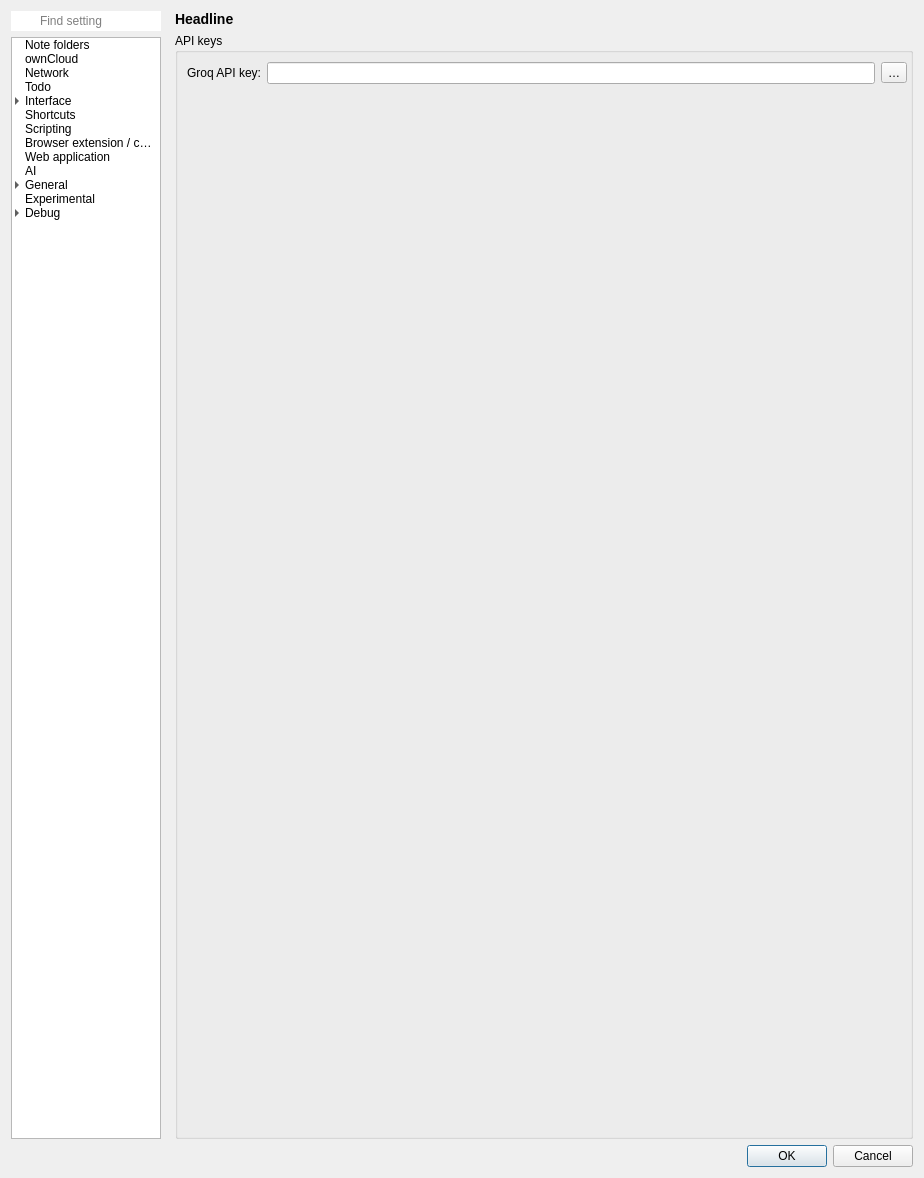
This is src/dialogs/settingsdialog.ui in pbek/QOwnNotes as Qt 5 draws it before an edit. The edited form follows.
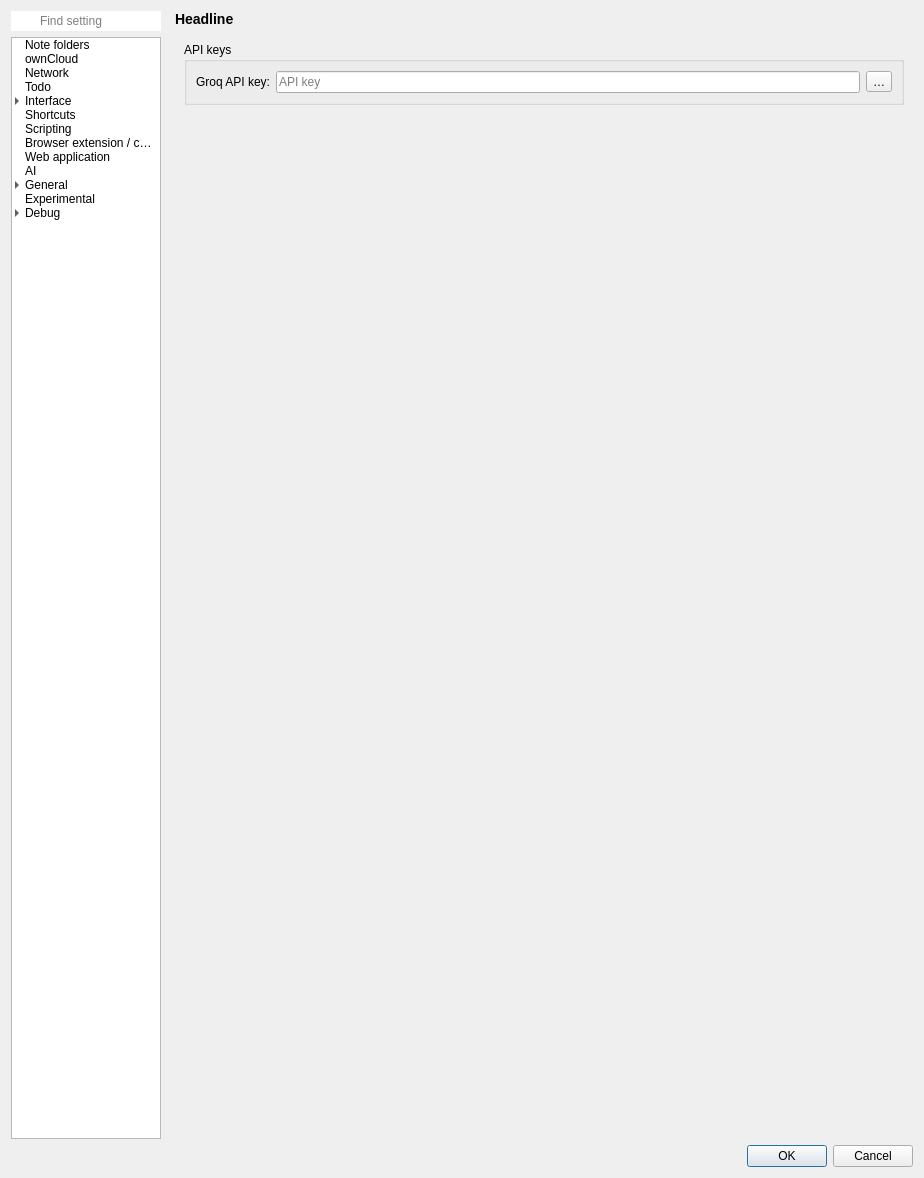
This is the edited form. Icons and pictures are not drawn. Custom widgets are drawn as their Qt base class.

The edit to the form file:
```diff
--- a/src/dialogs/settingsdialog.ui
+++ b/src/dialogs/settingsdialog.ui
@@ -6856,28 +6856,13 @@
             </layout>
            </widget>
            <widget class="QWidget" name="aiPage">
-            <layout class="QGridLayout" name="gridLayout_86">
-             <property name="leftMargin">
-              <number>0</number>
-             </property>
-             <property name="topMargin">
-              <number>0</number>
-             </property>
-             <property name="rightMargin">
-              <number>0</number>
-             </property>
-             <property name="bottomMargin">
-              <number>0</number>
-             </property>
-             <item row="0" column="0">
+            <layout class="QVBoxLayout" name="verticalLayout_32">
+             <item>
               <widget class="QGroupBox" name="groupBox_40">
                <property name="title">
                 <string>API keys</string>
                </property>
                <layout class="QGridLayout" name="gridLayout_85">
-                <property name="rightMargin">
-                 <number>3</number>
-                </property>
                 <item row="0" column="2">
                  <widget class="QToolButton" name="groqApiKeyWebButton">
                   <property name="toolTip">
@@ -6903,13 +6888,19 @@
                  </widget>
                 </item>
                 <item row="0" column="1">
-                 <widget class="QLineEdit" name="groqApiKeyLineEdit">
+                 <widget class="PasswordLineEdit" name="groqApiKeyLineEdit">
+                  <property name="placeholderText">
+                   <string>API key</string>
+                  </property>
                   <property name="clearButtonEnabled">
                    <bool>true</bool>
                   </property>
                  </widget>
                 </item>
-                <item row="1" column="1">
+               </layout>
+              </widget>
+             </item>
+             <item>
                  <spacer name="verticalSpacer_21">
                   <property name="orientation">
                    <enum>Qt::Orientation::Vertical</enum>
@@ -6921,9 +6912,6 @@
                    </size>
                   </property>
                  </spacer>
-                </item>
-               </layout>
-              </widget>
              </item>
             </layout>
            </widget>
```
Left out of the diff: 2 changed lines with no effect on the pictures. Lines whose indentation alone changed are shown as unchanged.
